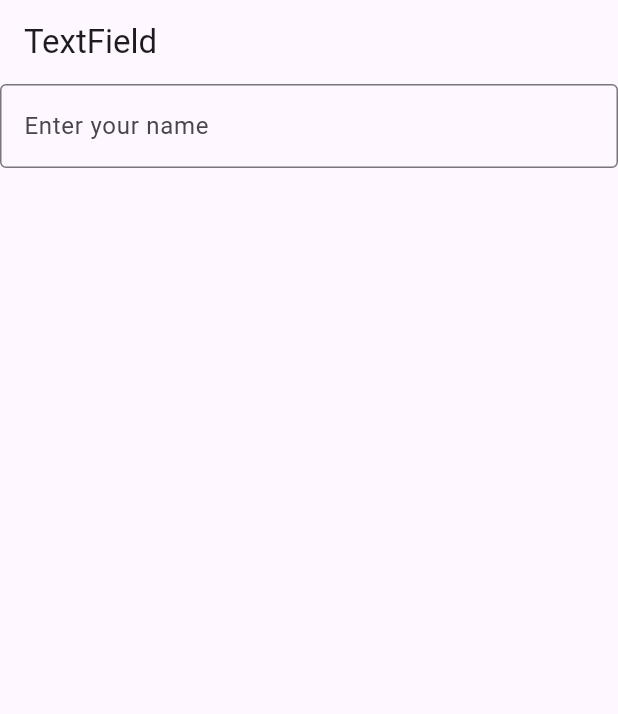
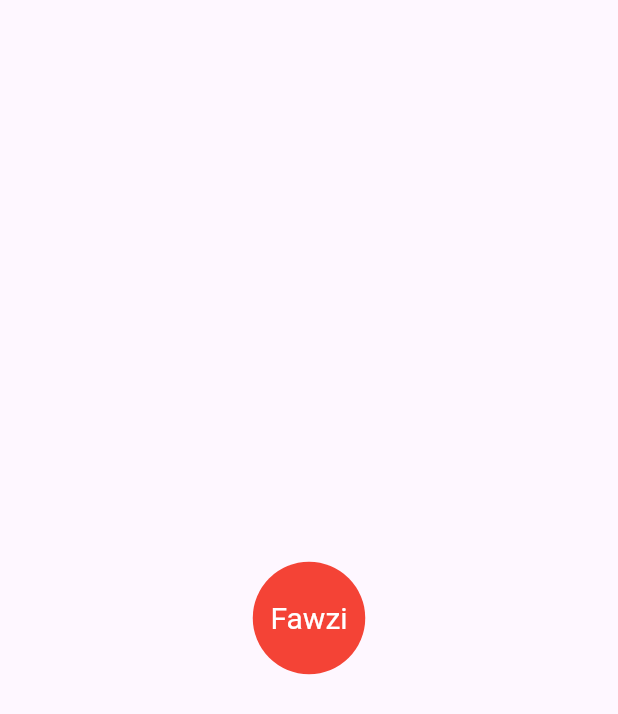
Before and after one commit to fawzi-dev/flutter_experiments, a Flutter app: the screen it shows after launch, on a phone screen of 412 x 824 dp. Shown: the top 714 px of the screen. Run offline on Flutter 3.47's test engine with Material 3 defaults, Android fonts, the light colour scheme and no system bars.

Commit message:
Render Objects

```diff
--- a/lib/experience/hideKeyboard/text_field_screen.dart
+++ b/lib/experience/hide-keyboard/text_field_screen.dart
@@ -1,5 +1,5 @@
 import 'package:flutter/material.dart';
-import 'package:flutter_experiments/experience/hideKeyboard/extensions/extentions_on_context.dart';
+import 'package:flutter_experiments/experience/hide-keyboard/extensions/extentions_on_context.dart';
 
 class TextFieldScreen extends StatelessWidget {
   const TextFieldScreen({super.key});
--- /dev/null
+++ b/lib/experience/render-objects/render_object_screen.dart
@@ -0,0 +1,27 @@
+import 'package:flutter/material.dart';
+import 'package:flutter_experiments/experience/render-objects/render_objects_cs.dart';
+
+class RenderObjectScreen extends StatelessWidget {
+  const RenderObjectScreen({super.key});
+
+  @override
+  Widget build(BuildContext context) {
+    return Scaffold(
+      body: Column(
+        mainAxisAlignment: MainAxisAlignment.center,
+        children: [
+          Center(
+            child: SizedBox(
+              width: 150,
+              height: 150,
+              child: CircleText(
+                text: 'Fawzi',
+                color: Colors.red,
+              ),
+            ),
+          )
+        ],
+      ),
+    );
+  }
+}
--- /dev/null
+++ b/lib/experience/render-objects/render_objects_cs.dart
@@ -0,0 +1,58 @@
+import 'package:flutter/material.dart';
+
+/// A widget that draws a circle with text centered in it.
+///
+/// The [text] parameter is used to set the text displayed in the circle.
+/// The [color] parameter is used to set the color of the circle.
+class CircleText extends LeafRenderObjectWidget {
+  final String text;
+  final Color color;
+
+  const CircleText({
+    super.key,
+    required this.text,
+    required this.color,
+  });
+
+  @override
+  RenderObject createRenderObject(BuildContext context) {
+    return RenderCircleText(text: text, color: color);
+  }
+
+  @override
+  void updateRenderObject(BuildContext context, covariant RenderCircleText renderObject) {
+    renderObject
+      ..text = text
+      ..color = color;
+  }
+}
+
+class RenderCircleText extends RenderBox {
+  String text;
+  Color color;
+
+  RenderCircleText({
+    required this.text,
+    required this.color,
+  });
+
+  @override
+  void performLayout() {
+    size = constraints.biggest;
+  }
+
+  @override
+  void paint(PaintingContext context, Offset offset) {
+    final canvas = context.canvas;
+
+    /// creating an object of paint then painting the circle based on [c,radius, and paint]
+    final paint = Paint()..color = color;
+    canvas.drawCircle(offset + Offset(size.width / 2, size.height / 2), size.width / 4, paint);
+
+    final textPainter =
+        TextPainter(text: TextSpan(text: text, style: TextStyle(color: Colors.white, fontSize: 20)), textDirection: TextDirection.ltr);
+
+    textPainter.layout();
+    textPainter.paint(canvas, offset + Offset(size.width / 2 - textPainter.width / 2, size.height / 2 - textPainter.height / 2));
+  }
+}
--- a/lib/main.dart
+++ b/lib/main.dart
@@ -1,5 +1,6 @@
 import 'package:flutter/material.dart';
-import 'package:flutter_experiments/experience/hideKeyboard/text_field_screen.dart';
+import 'package:flutter_experiments/experience/hide-keyboard/text_field_screen.dart';
+import 'package:flutter_experiments/experience/render-objects/render_object_screen.dart';
 
 void main() {
   runApp(const MainApp());
@@ -12,7 +13,7 @@ class MainApp extends StatelessWidget {
   Widget build(BuildContext context) {
     return const MaterialApp(
       home: Scaffold(
-        body: TextFieldScreen(),
+        body: RenderObjectScreen(),
       ),
     );
   }
```
Also changed, not shown: lib/experience/hide-keyboard/extensions/extentions_on_context.dart (renamed from lib/experience/hideKeyboard/extensions/extentions_on_context.dart).
